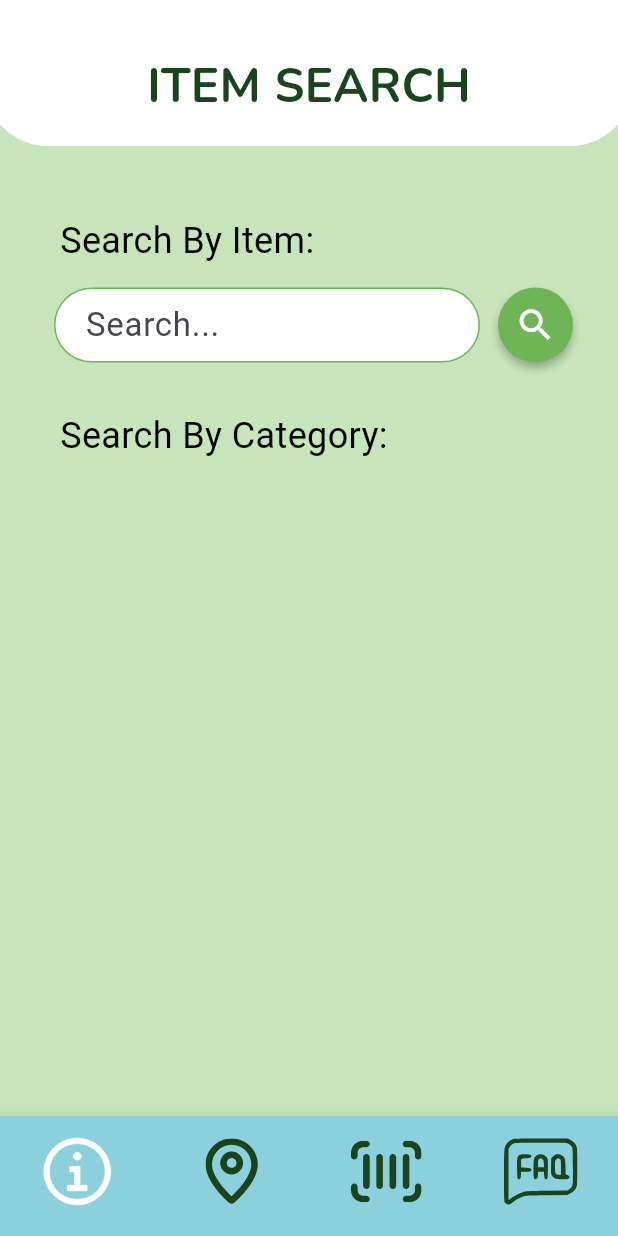
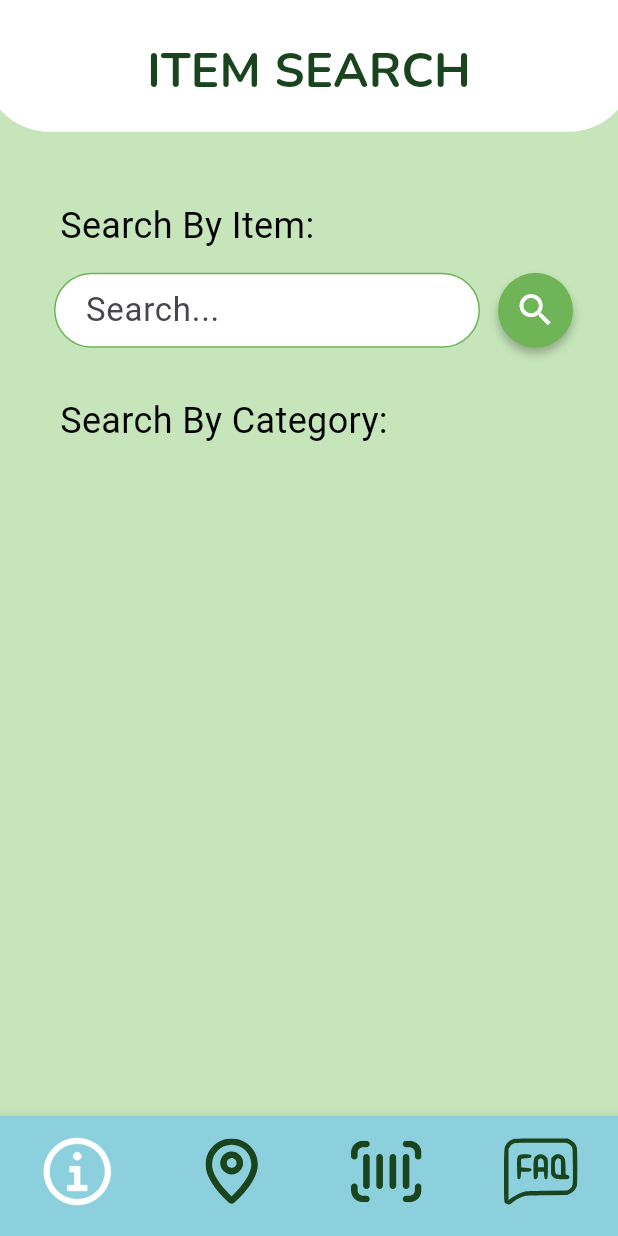
Before and after one commit to AbdullohRazzoqov/recycling_app, a Flutter app: the screen it shows after launch, on a phone screen of 412 x 824 dp. Run offline on Flutter 3.47's test engine with Material 3 defaults, Android fonts, the phone set to English and light mode, and no system bars; our stand-ins replace bloc, cloud_firestore, easy_localization, equatable, firebase_core, flutter_bloc and 7 more; missing offline and left inert: mobile_scanner, yandex_mapkit; accounts and stored records are empty; Roboto replaces fonts that are missing (SeoulNamsan); project files that could hold a hidden picture were left out.

Commit message:
add  routes class

```diff
--- /dev/null
+++ b/lib/app/app.dart
@@ -0,0 +1,37 @@
+
+import 'package:easy_localization/easy_localization.dart';
+import 'package:flutter/material.dart';
+import 'package:flutter_screenutil/flutter_screenutil.dart';
+import 'package:provider/provider.dart';
+
+import '../config/route_name.dart';
+import '../provider/map_provider.dart';
+import '../config/routes.dart';
+
+class App extends StatelessWidget {
+  const App({super.key});
+
+  @override
+  Widget build(BuildContext context) {
+    return ScreenUtilInit(
+      designSize: const Size(390, 844),
+      child: ChangeNotifierProvider(
+        create: (context) => MapProvider(),
+        child: MaterialApp(
+          localizationsDelegates: context.localizationDelegates,
+          supportedLocales: context.supportedLocales,
+          locale: context.locale,
+          debugShowCheckedModeBanner: false,
+          title: 'Recycling App',
+          theme: ThemeData(
+            colorScheme: ColorScheme.fromSeed(seedColor: Colors.deepPurple),
+            useMaterial3: true,
+          ),
+          onGenerateRoute: AppRoutes.generateRoute,
+          initialRoute: RouteNames.appMain,
+
+        ),
+      ),
+    );
+  }
+}
--- /dev/null
+++ b/lib/config/route_name.dart
@@ -0,0 +1,6 @@
+
+class RouteNames {
+  static const String appMain = "/";
+  static const String scanResault = "/scan_resault";
+  static const String categoryDetails = "/category_details";
+}
--- /dev/null
+++ b/lib/config/routes.dart
@@ -0,0 +1,43 @@
+import 'package:easy_localization/easy_localization.dart';
+import 'package:flutter/material.dart';
+import 'package:recycling_app/screens/app_main_screen.dart';
+import 'package:recycling_app/screens/category_details/category_details.dart';
+import 'package:recycling_app/screens/scanner/scan_result_page.dart';
+
+import '../data/model/product_model.dart';
+import 'route_name.dart';
+
+class AppRoutes {
+  static Route generateRoute(RouteSettings settings) {
+    switch (settings.name) {
+      case RouteNames.appMain:
+        return navigate(const AppMainScreen());
+
+      case RouteNames.scanResault:
+        return navigate(
+          ScanResultPage(
+            product: settings.arguments as ProductModel,
+          ),
+        );
+      case RouteNames.categoryDetails:
+        return navigate(
+          CategoryDetails(
+            paht: settings.arguments as String,
+          ),
+        );
+
+      default:
+        return navigate(
+          Scaffold(
+            body: Center(
+              child: Text("This kind of rout does not exist".tr()),
+            ),
+          ),
+        );
+    }
+  }
+
+  static navigate(Widget widget) {
+    return MaterialPageRoute(builder: (context) => widget);
+  }
+}
--- a/lib/core/widget/w_appbar.dart
+++ b/lib/core/widget/w_appbar.dart
@@ -55,5 +55,5 @@ class WAppBar extends StatelessWidget implements PreferredSizeWidget {
   }
 
   @override
-  Size get preferredSize => Size.fromHeight(100.h);
+  Size get preferredSize => Size.fromHeight(90.h);
 }
--- a/lib/main.dart
+++ b/lib/main.dart
@@ -4,10 +4,12 @@ import 'package:flutter/material.dart';
 import 'package:flutter_screenutil/flutter_screenutil.dart';
 import 'package:get_it/get_it.dart';
 import 'package:provider/provider.dart';
+import 'package:recycling_app/app/app.dart';
 import 'package:recycling_app/screens/app_main_screen.dart';
 import 'package:yandex_mapkit/yandex_mapkit.dart';
 
-import 'screens/location/provider/map_provider.dart';
+import 'provider/map_provider.dart';
+import 'config/routes.dart';
 
 GetIt locator = GetIt.instance;
 
@@ -25,31 +27,5 @@ void main() async {
       ],
       path: 'assets/translations',
       fallbackLocale: const Locale('uz', "UZ"),
-      child: const MyApp()));
+      child: const App()));
 }
-
-class MyApp extends StatelessWidget {
-  const MyApp({super.key});
-
-  @override
-  Widget build(BuildContext context) {
-    return ScreenUtilInit(
-      designSize: const Size(390, 844),
-      child: ChangeNotifierProvider(
-        create: (context) => MapProvider(),
-        child: MaterialApp(
-          localizationsDelegates: context.localizationDelegates,
-          supportedLocales: context.supportedLocales,
-          locale: context.locale,
-          debugShowCheckedModeBanner: false,
-          title: 'Recycling App',
-          theme: ThemeData(
-            colorScheme: ColorScheme.fromSeed(seedColor: Colors.deepPurple),
-            useMaterial3: true,
-          ),
-          home: const AppMainScreen(),
-        ),
-      ),
-    );
-  }
-}
--- a/lib/screens/location/location_screen.dart
+++ b/lib/screens/location/location_screen.dart
@@ -5,7 +5,7 @@ import 'package:recycling_app/core/resources/app_styles.dart';
 import 'package:recycling_app/core/widget/w_appbar.dart';
 import 'package:recycling_app/core/widget/w_main.button.dart';
 import 'package:recycling_app/core/widget/w_main_input.dart';
-import 'package:recycling_app/screens/location/provider/map_provider.dart';
+import 'package:recycling_app/provider/map_provider.dart';
 import 'package:yandex_mapkit/yandex_mapkit.dart';
 
 class LocationScreen extends StatefulWidget {
--- a/lib/screens/scanner/widgets/w_text_border.dart
+++ b/lib/screens/scanner/widgets/w_text_border.dart
@@ -18,7 +18,11 @@ class WTextBorder extends StatelessWidget {
           Text(
               textAlign: TextAlign.center,
               'THIS IS A $name',
-              style: AppStyles.getTextBorderStyle().copyWith(foreground: null)),
+              style: const TextStyle(
+                  fontSize: 34,
+                  fontWeight: FontWeight.w600,
+                  fontFamily: 'Nunito',
+                  color: Colors.white)),
         ],
       ),
     );
```
Also changed, not shown: assets/translations/en-US.json (+8 -1 lines), assets/translations/ru-RU.json (+10 -2 lines), assets/translations/uz-UZ.json (+8 -1 lines), lib/core/widget/w_safe_asset_image.dart (+7 -3 lines), lib/provider/map_provider.dart (renamed from lib/screens/location/provider/map_provider.dart, +35 -2 lines), lib/screens/home/widget/w_category_list.dart (+5 -6 lines), lib/screens/home/widget/w_product_list.dart (+4 -5 lines), lib/screens/location/recycling_address_detail.dart (+7 -10 lines), lib/screens/scanner/scan_result_page.dart (+58 -18 lines), lib/screens/scanner/scanner_screen.dart (+6 -5 lines), 1 other file.
